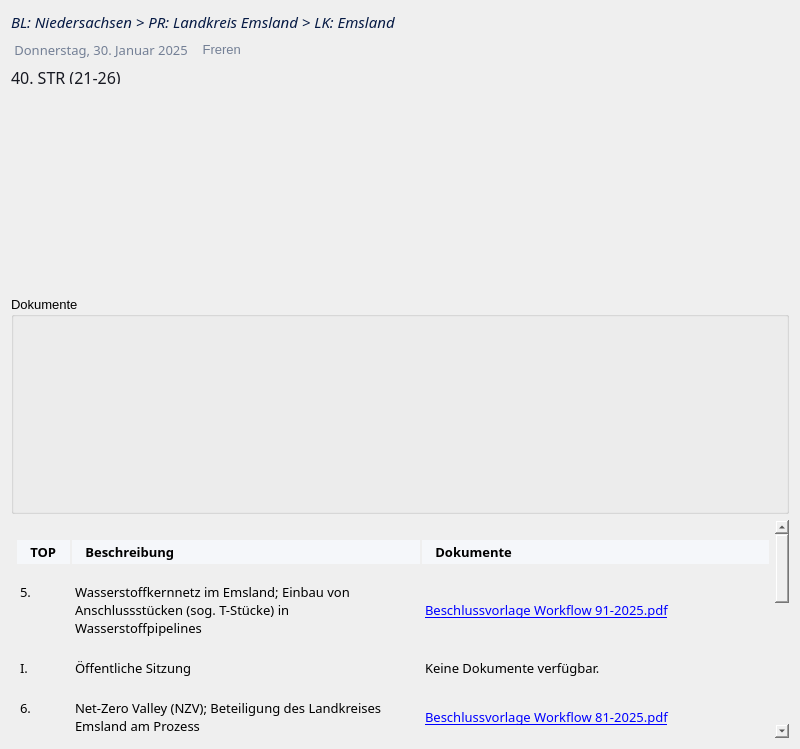
Qt form ui/detail_dialog.ui (poliscope-de/poliscope-qgis-plugin) before a commit.
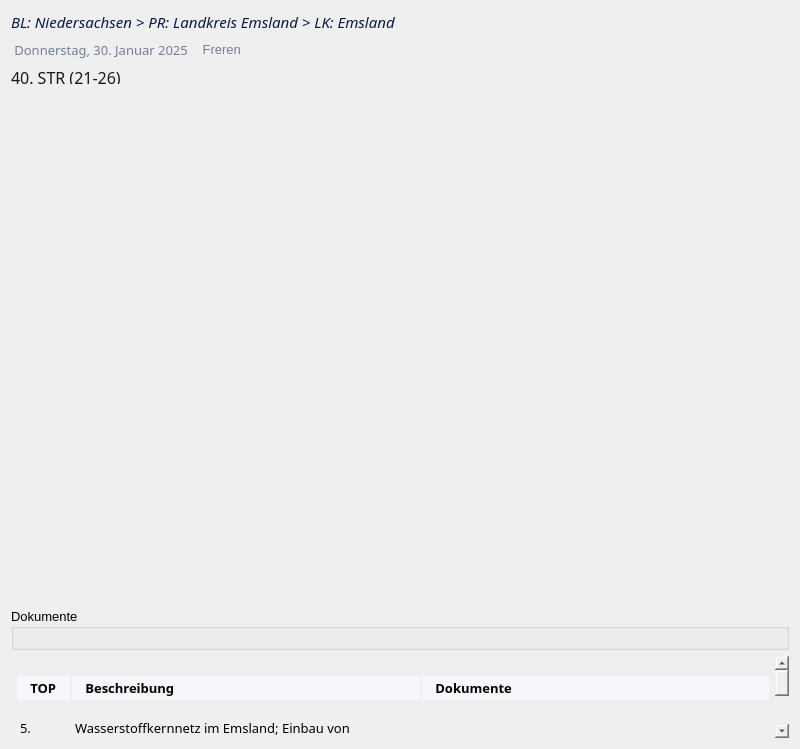
The same form after that commit. Icons and pictures are not drawn.

Commit message: Detail dialog: highlight matching text chunks in description and scroll to first hit

The edit to the form file:
```diff
--- a/ui/detail_dialog.ui
+++ b/ui/detail_dialog.ui
@@ -215,15 +215,21 @@
    <item>
     <widget class="QTextBrowser" name="tbDescription">
      <property name="sizePolicy">
-      <sizepolicy hsizetype="Minimum" vsizetype="Minimum">
+      <sizepolicy hsizetype="Minimum" vsizetype="Expanding">
        <horstretch>0</horstretch>
        <verstretch>0</verstretch>
       </sizepolicy>
      </property>
+     <property name="minimumSize">
+      <size>
+       <width>0</width>
+       <height>200</height>
+      </size>
+     </property>
      <property name="maximumSize">
       <size>
        <width>6000</width>
-       <height>200</height>
+       <height>1000</height>
       </size>
      </property>
      <property name="font">
```
The commit also changes 1 other file.
